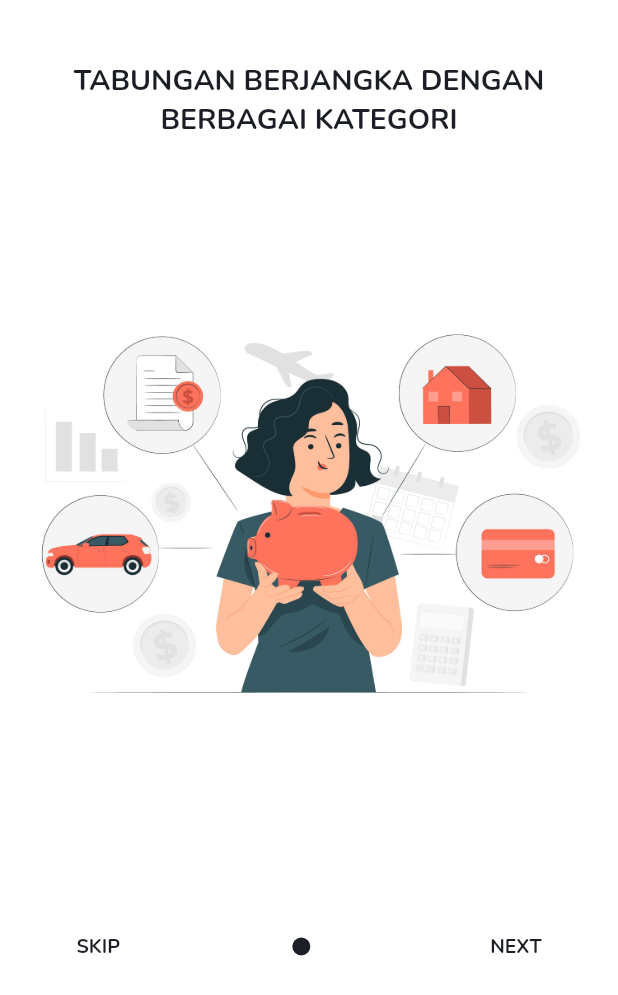
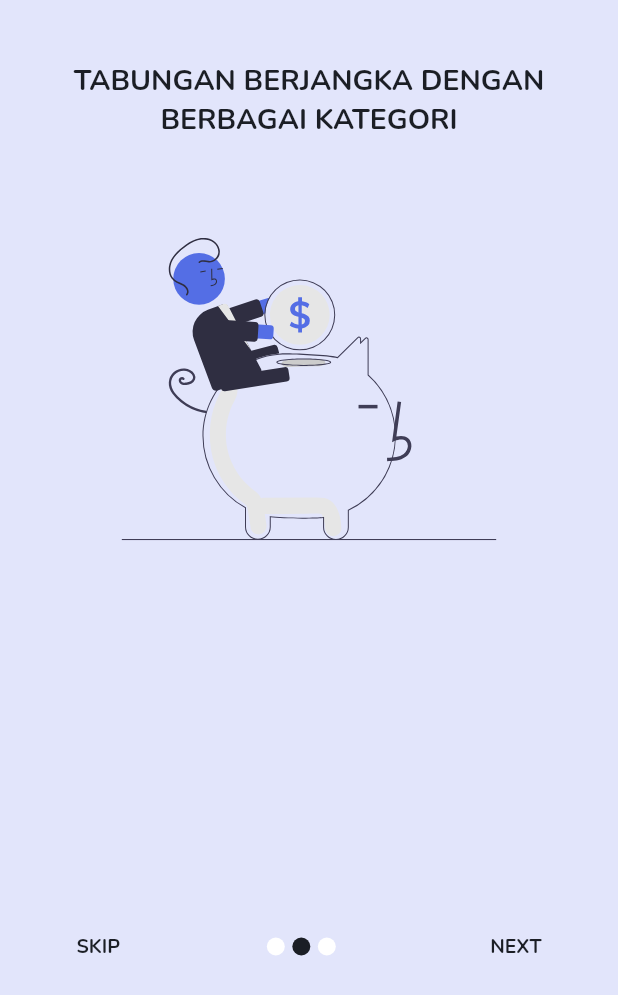
Before and after one commit to AlvinHadinata/walleto, a Flutter app: the screen it shows after launch, swiped to page 2, on a phone screen of 412 x 824 dp. Shown: the top 995 px of the screen. Run offline on Flutter 3.47's test engine with Material 2 defaults, Android fonts, the phone set to English and light mode, and no system bars; our stand-ins replace animated_bottom_navigation_bar, auto_size_text, carousel_slider, flutter_local_notifications, flutter_speed_dial, flutter_spinkit and 8 more; missing offline and left inert: android_alarm_manager; accounts and stored records are empty; project files that could hold a hidden picture were left out.

Commit message:
add icon, fix onboarding

```diff
--- a/lib/data/model/onboarding.dart
+++ b/lib/data/model/onboarding.dart
@@ -11,14 +11,14 @@ class OnBoarding {
 List<OnBoarding> onboardingContents = [
   OnBoarding(
     title: 'SELAMAT DATANG DI WALLETO',
-    image: 'assets/onboarding1.png',
+    image: 'assets/onboarding1.svg',
   ),
   OnBoarding(
     title: 'TABUNGAN BERJANGKA DENGAN BERBAGAI KATEGORI',
-    image: 'assets/onboarding2.png',
+    image: 'assets/onboarding2.svg',
   ),
   OnBoarding(
     title: 'PANTAU TERUS PROGRESS MENABUNGMU!',
-    image: 'assets/onboarding3.png',
+    image: 'assets/onboarding3.svg',
   ),
 ];
--- a/lib/screens/onboarding/onboarding_page.dart
+++ b/lib/screens/onboarding/onboarding_page.dart
@@ -1,4 +1,5 @@
 import 'package:flutter/material.dart';
+import 'package:flutter_svg/flutter_svg.dart';
 import 'package:shared_preferences/shared_preferences.dart';
 import 'package:walleto/data/model/onboarding.dart';
 import 'package:walleto/main.dart';
@@ -44,11 +45,10 @@ class _OnBoardingPageState extends State<OnBoardingPage> {
 
   @override
   Widget build(BuildContext context) {
-    // SizeConfig().init(context);
     double sizeV = MediaQuery.of(context).size.height / 100;
 
     return Scaffold(
-      backgroundColor: Colors.white,
+      backgroundColor: kGradasi,
       body: SafeArea(
         child: Column(
           children: [
@@ -73,10 +73,11 @@ class _OnBoardingPageState extends State<OnBoardingPage> {
                     ),
                     SizedBox(height: sizeV * 5),
                     Container(
-                      height: sizeV * 50,
-                      child: Image.asset(
+                      width: 250,
+                      height: 250,
+                      child: SvgPicture.asset(
                         onboardingContents[index].image,
-                        fit: BoxFit.contain,
+                        // fit: BoxFit.contain,
                       ),
                     ),
                   ],
--- a/pubspec.yaml
+++ b/pubspec.yaml
@@ -54,6 +54,12 @@ flutter_native_splash:
   android_gravity: center
   fullscreen: true
 
+flutter_icons:
+  ios: true
+  android: true
+  image_path_ios: "assets/icons.png"
+  image_path_android: "assets/icons.png"
+
 flutter:
   uses-material-design: true
 
```
Also changed, not shown: assets/icons.png (added), assets/onboarding1.svg, assets/onboarding2.svg, assets/onboarding3.svg, 21 other files.
